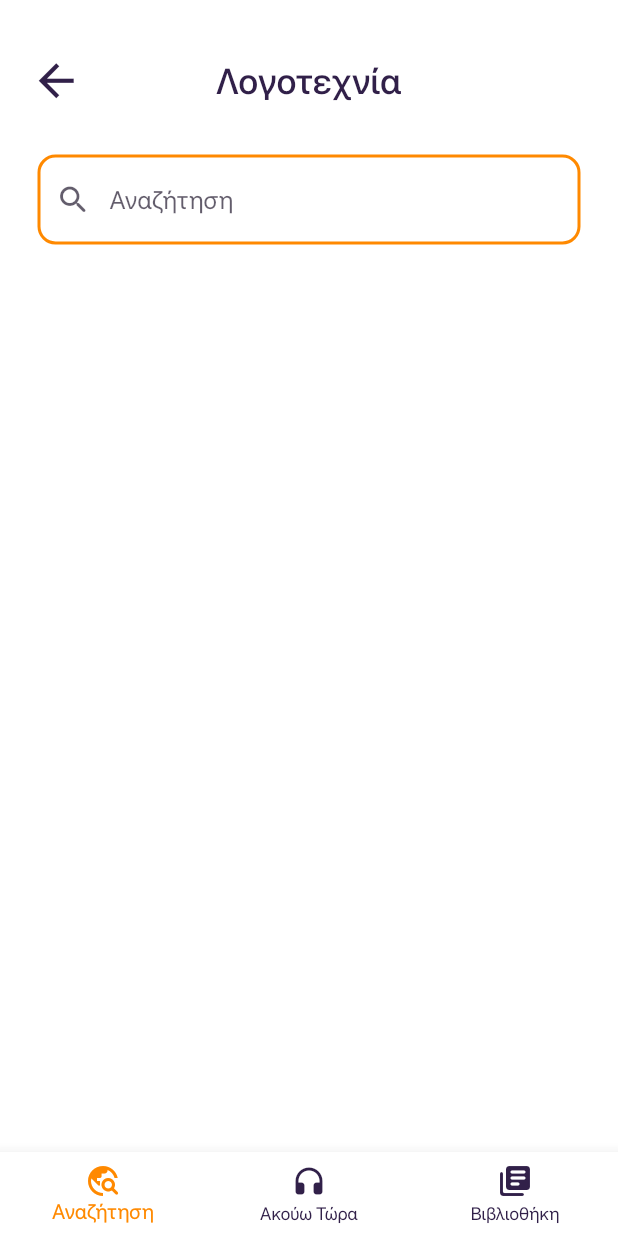
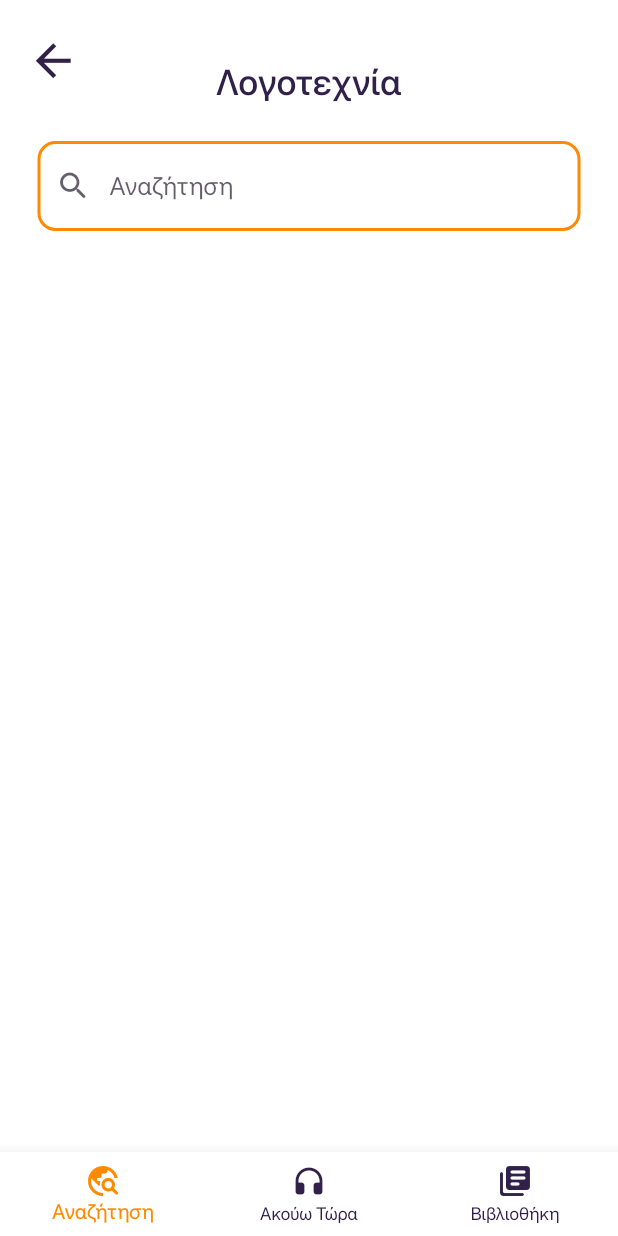
Before and after one commit to Stellapist/audioblink, a Flutter app: the screen it shows after launch, after a tap on "Λογοτεχνία", on a phone screen of 412 x 824 dp. Run offline on Flutter 3.47's test engine with Material 2 defaults, Android fonts, the phone set to English and light mode, and no system bars; our stand-ins replace audio_video_progress_bar, just_audio, rxdart; missing offline and left inert: duration_picker.

Commit message:
search tab complete

```diff
--- a/lib/main.dart
+++ b/lib/main.dart
@@ -121,7 +121,7 @@ class _SearchTabState extends State<SearchTab> {
     'Τέχνη',
     'Επιστήμη',
     'Πολιτική',
-    'Αρχαία Ελληνική Γραμματεία',
+    'Αρχαία Γραμματεία',
     'Παιδικά',
     'Θρησκεία',
     'Κοινωνία',
@@ -133,19 +133,21 @@ class _SearchTabState extends State<SearchTab> {
     'Ποίηση',
   ];
 
+  final _controller = TextEditingController();
+
   @override
   Widget build(BuildContext context) {
     return _handleSearch();
   }
 
   Widget _handleSearch() {
-    if (searchItem == '' && selectedCategory == '') {
     return Container(
       color: myScheme.background,
       child: Column(
         children: [
           //top welcome bar
-            Container(
+          searchItem == '' && selectedCategory == ''
+              ? Container(
                   color: myScheme.primary,
                   child: Row(
                     children: [
@@ -188,7 +190,8 @@ class _SearchTabState extends State<SearchTab> {
                         child: Column(
                           children: const [
                             Image(
-                          image: AssetImage('assets/images/landing_page.png'),
+                              image:
+                                  AssetImage('assets/images/landing_page.png'),
                             ),
                           ],
                           verticalDirection: VerticalDirection.up,
@@ -196,12 +199,43 @@ class _SearchTabState extends State<SearchTab> {
                       ),
                     ],
                   ),
+                )
+              : Stack(
+              children: [
+                  Container(
+                    padding: const EdgeInsets.only(top: 40),
+                    child: Misc.sectionTitle(
+                        selectedCategory,
+                        MainAxisAlignment.center),
                   ),
+                  Positioned(
+                    top: 30,
+                    left: 10,
+                    child: Container(
+                      transform: Matrix4.translationValues(0.0, -15.0, 0.0),
+                      child: IconButton(
+                        color: myScheme.primary,
+                        iconSize: 35,
+                        onPressed: () {
+                          setState(() {
+                            searchItem = '';
+                            selectedCategory = '';
+                            _controller.clear();
+                            FocusScope.of(context).requestFocus(FocusNode());
+                          });
+                        },
+                        icon: const Icon(Icons.arrow_back),
+                      ),
+                    ),
+                  ),
+                ]),
           //search field
           searchBar(),
           //category items
-            Container(
-              padding: const EdgeInsets.symmetric(horizontal: 20, vertical: 10),
+          searchItem == '' && selectedCategory == ''
+              ? Container(
+                  padding:
+                      const EdgeInsets.symmetric(horizontal: 20, vertical: 10),
                   child: Column(
                     children: [
                       Misc.sectionTitle(
@@ -219,55 +253,27 @@ class _SearchTabState extends State<SearchTab> {
                       ),
                     ],
                   ),
+                )
+              : Container(
+                  color: myScheme.background,
+                  child: Column(
+                    children: [
+                      //search title
+                      //search field
+                      Text(searchItem.toString())
+                    ],
+                  ),
                 ),
         ],
       ),
     );
-    } else {
-      return Container(
-        color: myScheme.background,
-        child: Column(
-          children: [
-            //search title
-            Container(
-              padding: const EdgeInsets.only(top: 30),
-              child: Row(
-                  mainAxisAlignment: MainAxisAlignment.spaceEvenly,
-                  children: [
-                IconButton(
-                  color: myScheme.primary,
-                    padding: const EdgeInsets.only(left: 20),
-                    iconSize: 35,
-                    onPressed: () {
-                      setState(() {
-                        searchItem = '';
-                        selectedCategory = '';
-                      });
-                    },
-                    icon: const Icon(Icons.arrow_back)),
-                Expanded(
-                  child: Container(
-                    transform: Matrix4.translationValues(-27.5, 0.0, 0.0),
-                    child: Misc.sectionTitle(
-                        selectedCategory == '' ? 'Αναζήτηση' : selectedCategory,
-                        MainAxisAlignment.center),
-                  ),
-                ),
-              ]),
-            ),
-            //search field
-            searchBar(),
-            Text(searchItem.toString()),
-          ],
-        ),
-      );
-    }
   }
 
   Widget searchBar() {
     return Container(
       padding: const EdgeInsets.all(25),
       child: TextFormField(
+        controller: _controller,
         style: TextStyle(
           fontWeight: FontWeight.w600,
           color: myScheme.primary,
@@ -309,6 +315,7 @@ class _SearchTabState extends State<SearchTab> {
         onChanged: (String? val) {
           setState(() {
             searchItem = val;
+            selectedCategory = 'Αναζήτηση';
           });
         },
       ),
@@ -660,8 +667,9 @@ class _PlayerTabState extends State<PlayerTab> {
                     {currentSpeed = thirdSpeed, currentIndication = '3x'}
                   else
                     {currentSpeed = secondSpeed, currentIndication = '2x'},
-                  audioPlayer.setSpeed(currentSpeed),
-                  audioPlayer.seek(audioPlayer.position)
+                  setState(() {
+                    audioPlayer.setSpeed(currentSpeed);
+                  })
                 });
       },
     );
```
Lines whose indentation alone changed are shown as unchanged.
